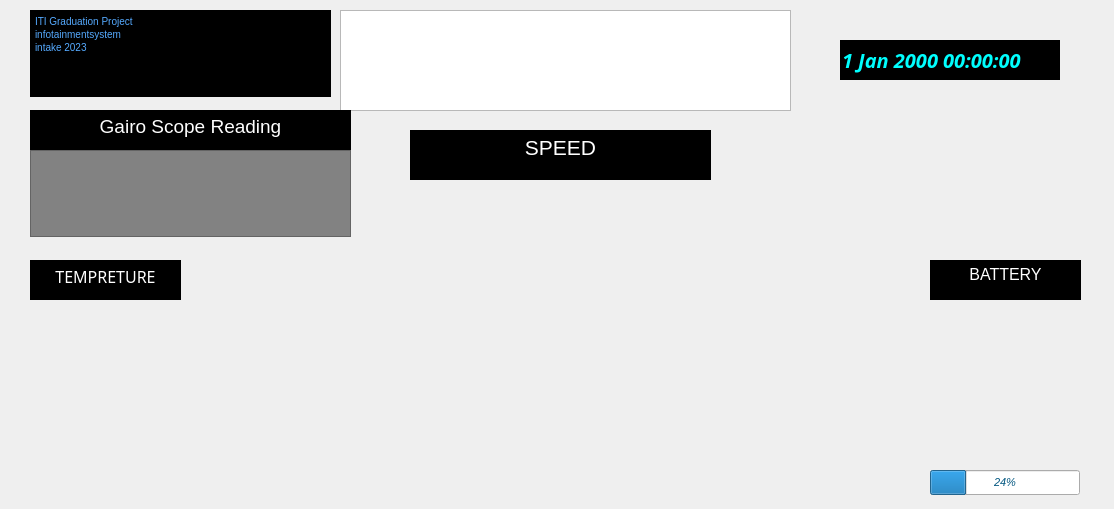
Above: gauge_try/interface.ui from momenelhelw/raspberryPi before the change. Below: the same form after it.
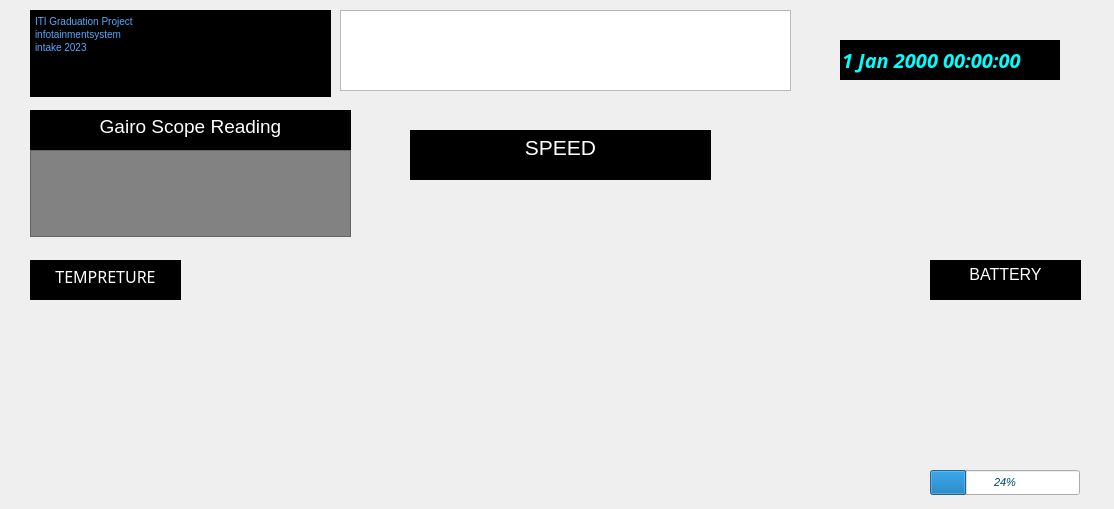
That is the form after the change. Icons and pictures are not drawn. Custom widgets are drawn as their Qt base class.

Diff of the .ui file:
```diff
--- a/gauge_try/interface.ui
+++ b/gauge_try/interface.ui
@@ -145,7 +145,7 @@
       <x>340</x>
       <y>10</y>
       <width>451</width>
-      <height>101</height>
+      <height>81</height>
      </rect>
     </property>
     <property name="font">
@@ -302,7 +302,7 @@
     </property>
     <property name="styleSheet">
      <string notr="true">color: rgb(255, 255, 255);
-color: rgb(0, 85, 127);</string>
+color: rgb(0, 70, 103);</string>
     </property>
     <property name="value">
      <number>24</number>
```
